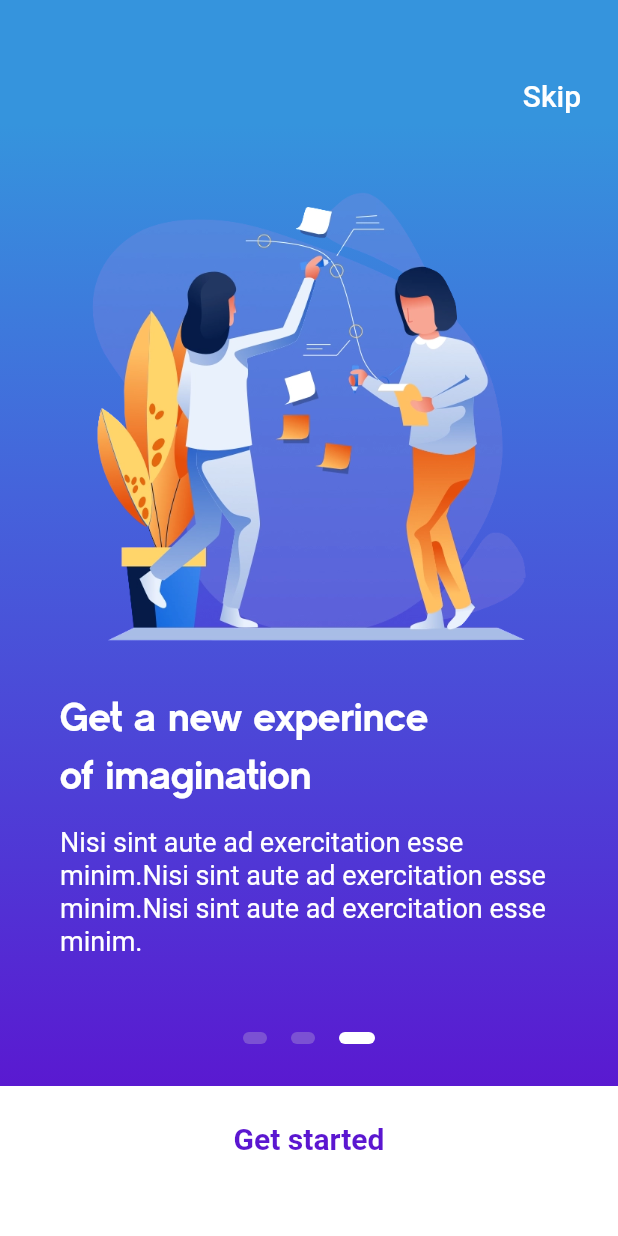
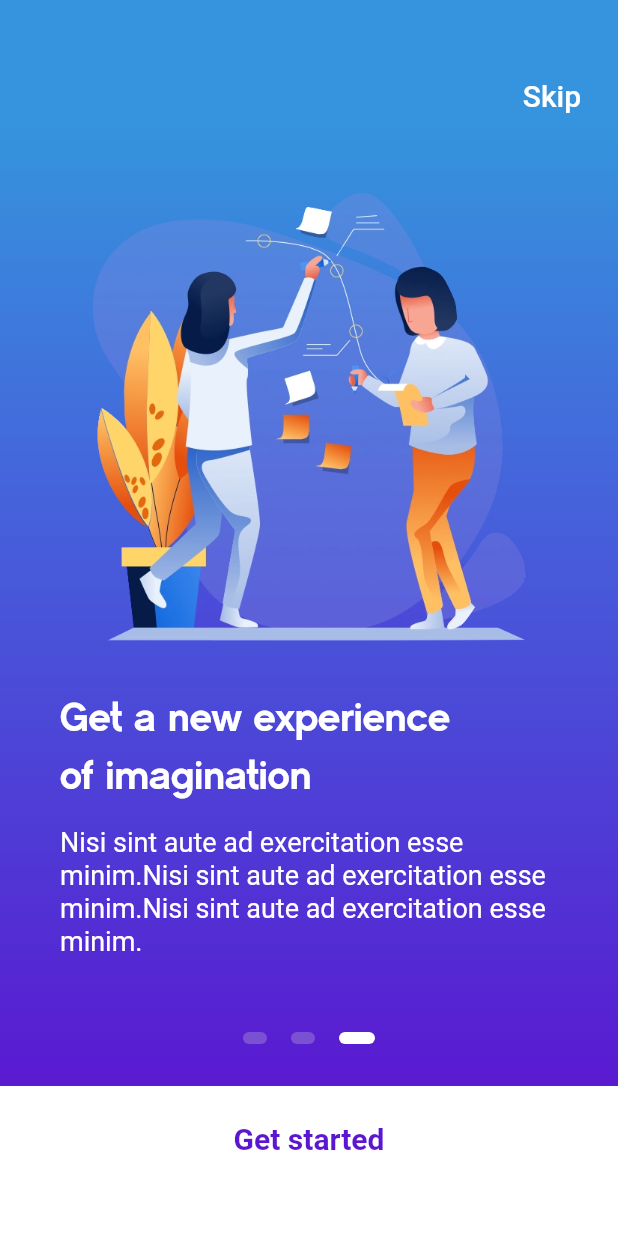
Before and after one commit to SantiagoGonzalezFernandez/AppMaker, a Flutter app: the OnboardingOnePage screen opened by its route, swiped to page 3, on a phone screen of 412 x 824 dp. Run offline on Flutter 3.47's test engine with Material 2 defaults, Android fonts, the phone set to English and light mode, and no system bars; our stand-ins replace page_transition, shimmer, simple_animations, splashscreen.

Commit message:
Creo el Onboarding 1

```diff
--- a/app_maker/lib/src/pages/Onboarding/screens/onboarding_one.dart
+++ b/app_maker/lib/src/pages/Onboarding/screens/onboarding_one.dart
@@ -169,7 +169,7 @@ class _OnboardingOnePageState extends State<OnboardingOnePage> {
                               height: 30.0
                             ),
                             Text(
-                              'Get a new experince\nof imagination',
+                              'Get a new experience\nof imagination',
                               style: kTitleStyle
                             ),
                             SizedBox(
```
